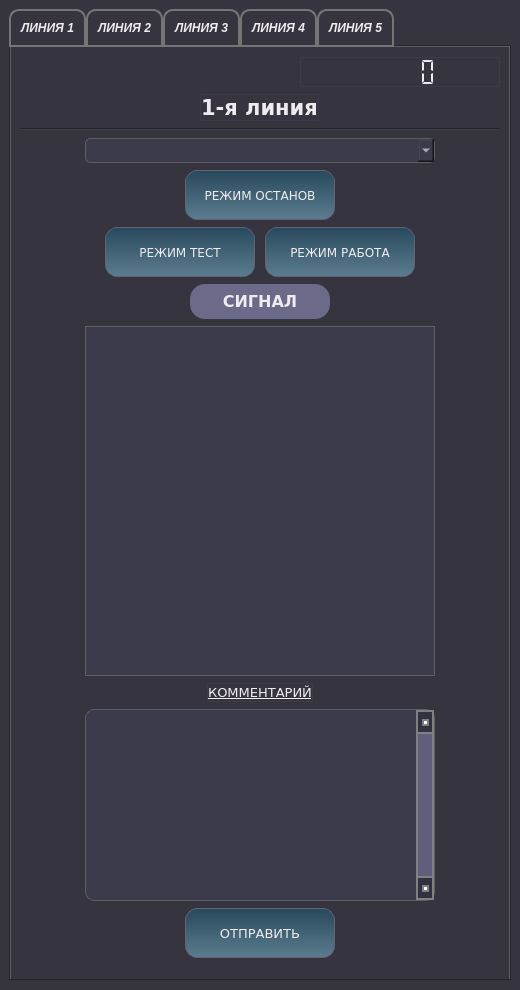
DneprDVA/Nicator, file main.ui: the form before one commit.
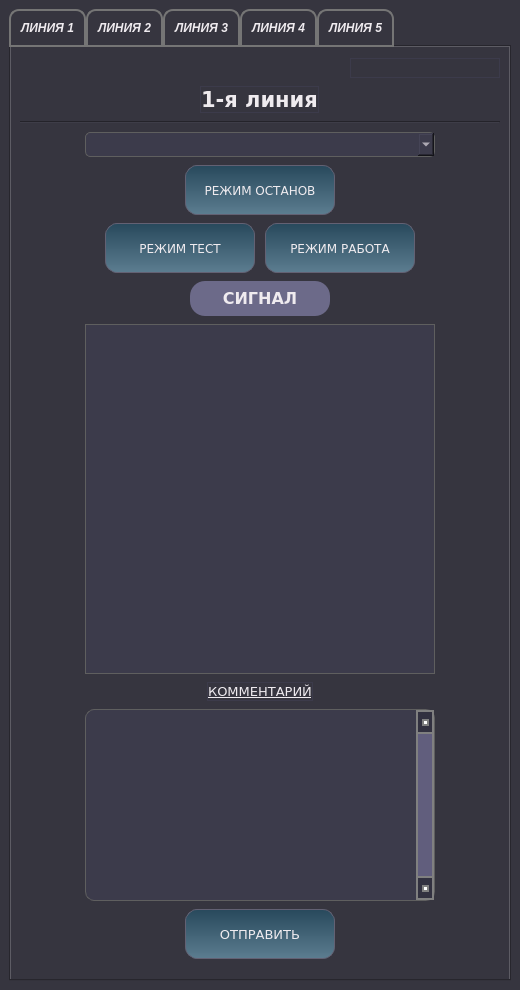
The form after the commit.

What changed in the file:
```diff
--- a/main.ui
+++ b/main.ui
@@ -356,7 +356,7 @@
            </spacer>
           </item>
           <item>
-           <widget class="QLCDNumber" name="lcdNumber">
+           <widget class="QLabel" name="label_time">
             <property name="sizePolicy">
              <sizepolicy hsizetype="Fixed" vsizetype="Fixed">
               <horstretch>0</horstretch>
@@ -365,18 +365,22 @@
             </property>
             <property name="minimumSize">
              <size>
-              <width>200</width>
-              <height>30</height>
+              <width>150</width>
+              <height>0</height>
              </size>
             </property>
-            <property name="smallDecimalPoint">
-             <bool>false</bool>
+            <property name="font">
+             <font>
+              <pointsize>12</pointsize>
+              <italic>true</italic>
+              <bold>false</bold>
+             </font>
             </property>
-            <property name="mode">
-             <enum>QLCDNumber::Bin</enum>
+            <property name="text">
+             <string/>
             </property>
-            <property name="segmentStyle">
-             <enum>QLCDNumber::Flat</enum>
+            <property name="alignment">
+             <set>Qt::AlignRight|Qt::AlignTrailing|Qt::AlignVCenter</set>
             </property>
            </widget>
           </item>
```
Left out of the diff: 21 changed lines with no effect on the pictures.
